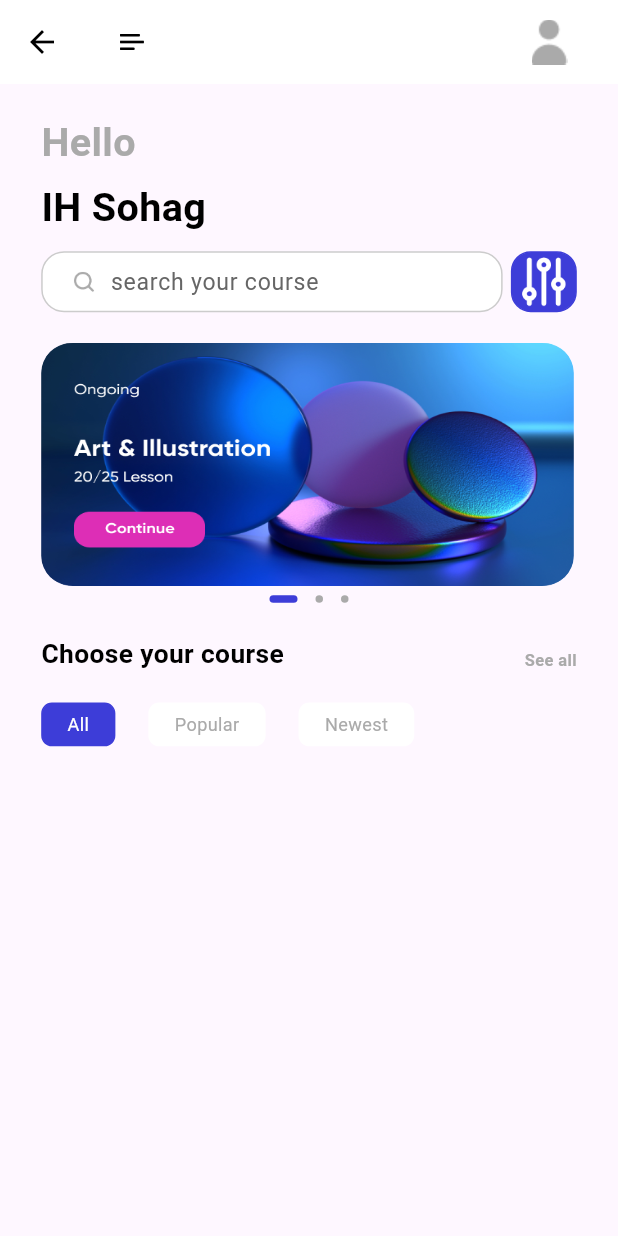
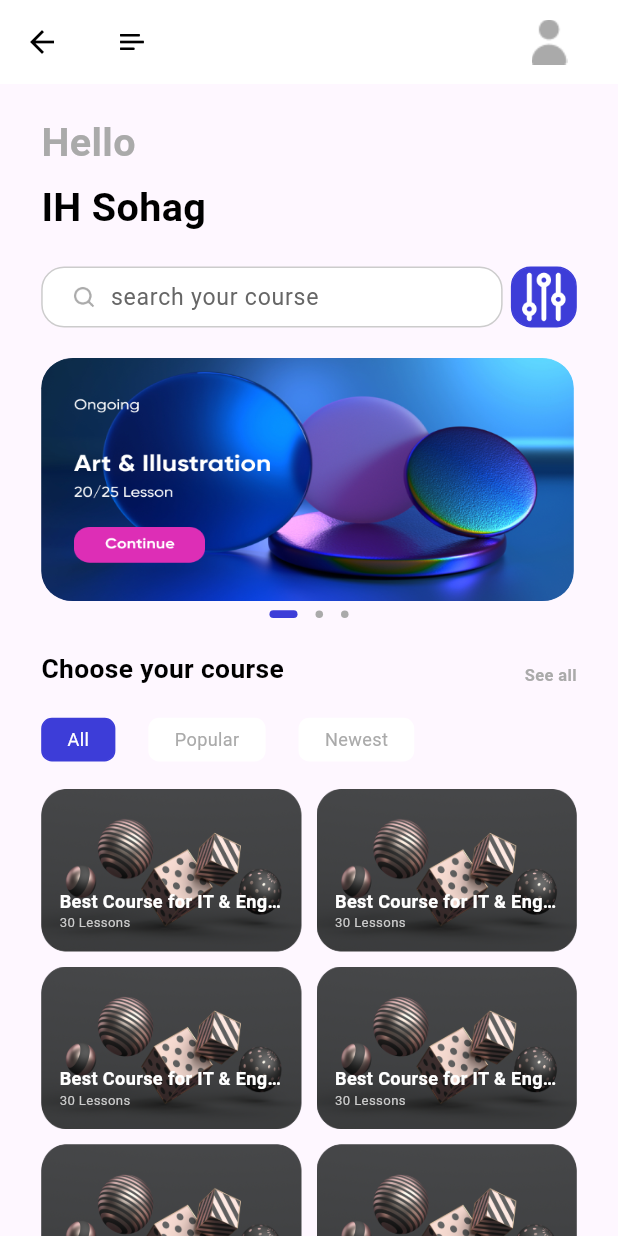
Before and after one commit to Sohag-84/Learning-App, a Flutter app: the HomePage screen opened by its route, on a phone screen of 412 x 824 dp. Run offline on Flutter 3.47's test engine with Material 2 defaults, Android fonts, the phone set to English and light mode, and no system bars; drawn by our look-alikes of dots_indicator; our stand-ins replace cloud_firestore, firebase_auth, firebase_core, flutter_bloc, flutter_screenutil, fluttertoast and 1 more; accounts and stored records are empty; Roboto replaces fonts that are missing (Avenir).

Commit message:
use animated scrolling and create course grid view

```diff
--- a/lib/pages/home/home_page.dart
+++ b/lib/pages/home/home_page.dart
@@ -1,3 +1,5 @@
+// ignore_for_file: prefer_const_constructors
+
 import 'package:flutter/material.dart';
 import 'package:flutter_bloc/flutter_bloc.dart';
 import 'package:flutter_screenutil/flutter_screenutil.dart';
@@ -22,18 +24,45 @@ class _HomePageState extends State<HomePage> {
         builder: (context, state) {
           return Container(
             margin: EdgeInsets.symmetric(horizontal: 25.w),
-            child: Column(
-              crossAxisAlignment: CrossAxisAlignment.start,
-              children: [
-                homePageText(
-                  "Hello",
-                  textColor: AppColors.primaryThirdElementText,
+            child: CustomScrollView(
+              slivers: [
+                SliverToBoxAdapter(
+                  child: homePageText(
+                    "Hello",
+                    textColor: AppColors.primaryThirdElementText,
+                  ),
                 ),
-                homePageText("IH Sohag", top: 5),
-                SizedBox(height: 10.h),
-                searchView(),
-                slidersView(context: context, state: state),
-                menuView(),
+                SliverToBoxAdapter(
+                  child: homePageText("IH Sohag", top: 5),
+                ),
+                SliverPadding(padding: EdgeInsets.only(top: 20.h)),
+                SliverToBoxAdapter(
+                  child: searchView(),
+                ),
+                SliverToBoxAdapter(
+                  child: slidersView(context: context, state: state),
+                ),
+                SliverToBoxAdapter(
+                  child: menuView(),
+                ),
+                SliverPadding(
+                  padding: EdgeInsets.symmetric(vertical: 18.h),
+                  sliver: SliverGrid(
+                    gridDelegate: SliverGridDelegateWithFixedCrossAxisCount(
+                      crossAxisCount: 2,
+                      mainAxisSpacing: 10,
+                      crossAxisSpacing: 10,
+                      childAspectRatio: 1.6,
+                    ),
+                    delegate: SliverChildBuilderDelegate(childCount: 6,
+                        (BuildContext context, int index) {
+                      return InkWell(
+                        onTap: () {},
+                        child: courseGrid(),
+                      );
+                    }),
+                  ),
+                )
               ],
             ),
           );
--- a/lib/pages/home/widget/home_page_widget.dart
+++ b/lib/pages/home/widget/home_page_widget.dart
@@ -263,3 +263,49 @@ Widget _reusableMenuText(String menuText,
     ),
   );
 }
+
+///for course grid view ui
+Widget courseGrid() {
+  return Container(
+    decoration: BoxDecoration(
+      borderRadius: BorderRadius.circular(15.r),
+      image: DecorationImage(
+        image: AssetImage("assets/icons/image_2.png"),
+        fit: BoxFit.fill,
+      ),
+    ),
+    child: Container(
+      padding: EdgeInsets.all(12.h),
+      child: Column(
+        mainAxisAlignment: MainAxisAlignment.end,
+        crossAxisAlignment: CrossAxisAlignment.start,
+        children: [
+          Text(
+            "Best Course for IT & Engineering",
+            maxLines: 1,
+            textAlign: TextAlign.left,
+            overflow: TextOverflow.ellipsis,
+            softWrap: false,
+            style: TextStyle(
+              color: AppColors.primaryElementText,
+              fontSize: 11.sp,
+              fontWeight: FontWeight.bold,
+            ),
+          ),
+          Text(
+            "30 Lessons",
+            maxLines: 1,
+            textAlign: TextAlign.left,
+            overflow: TextOverflow.ellipsis,
+            softWrap: false,
+            style: TextStyle(
+              color: AppColors.primaryFourthElementText,
+              fontSize: 8.sp,
+              fontWeight: FontWeight.normal,
+            ),
+          ),
+        ],
+      ),
+    ),
+  );
+}
```
